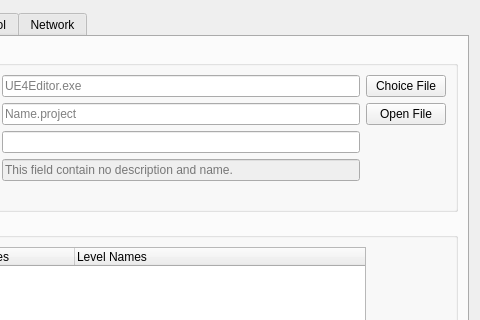
Before: the Qt Designer form BatchLightUE4/Views/Dial_SetupTab.ui in stilobique/BBlue, drawn with Qt 5; both pictures show x 160 to 640 and y 0 to 320 of the 640 by 480 pixel window.
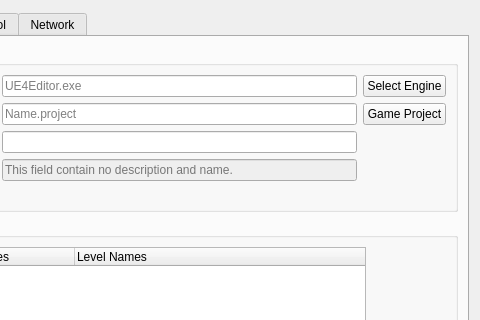
After: the same form once the commit is applied. Icons and pictures are not drawn.

Commit message: Rename buttons

Patch:
```diff
--- a/BatchLightUE4/Views/Dial_SetupTab.ui
+++ b/BatchLightUE4/Views/Dial_SetupTab.ui
@@ -63,7 +63,7 @@
                 <item row="0" column="2">
                  <widget class="QPushButton" name="ue4_path_edit">
                   <property name="text">
-                   <string>Choice File</string>
+                   <string>Select Engine</string>
                   </property>
                  </widget>
                 </item>
@@ -126,7 +126,7 @@
                 <item row="1" column="2">
                  <widget class="QPushButton" name="project_file_edit">
                   <property name="text">
-                   <string>Open File</string>
+                   <string>Game Project</string>
                   </property>
                  </widget>
                 </item>
```
The commit also changes 1 other file.
